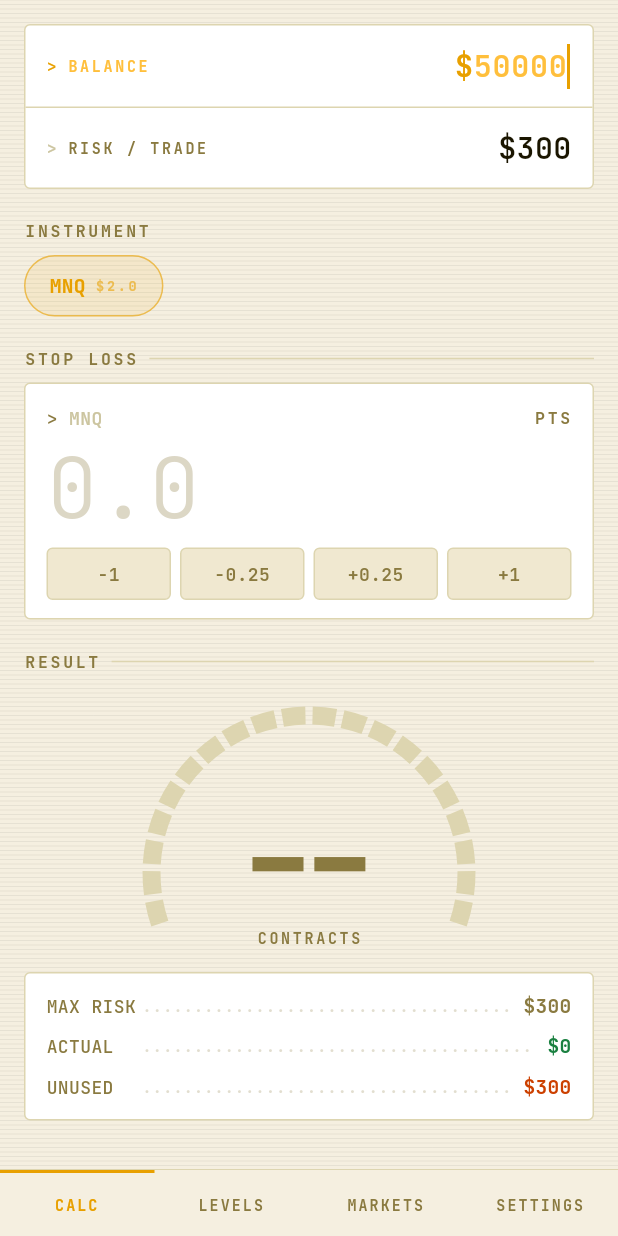
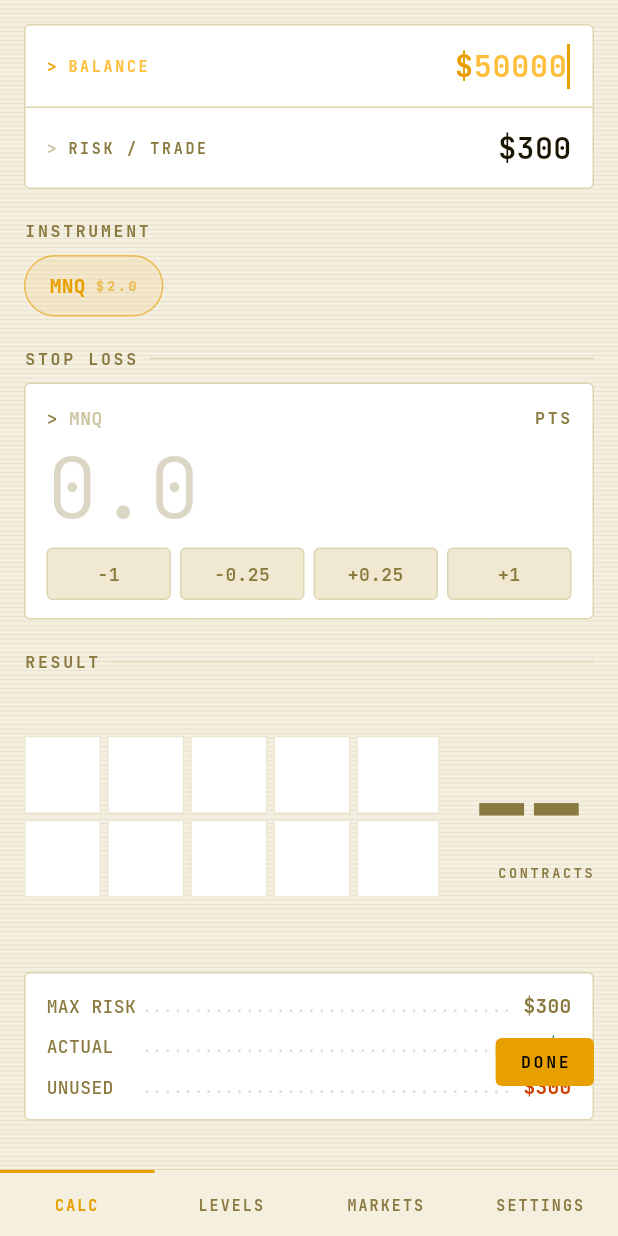
Before and after one commit to Ledian63S/quanta, a Flutter app: the screen it shows after launch, after a tap on an icon or button, on a phone screen of 412 x 824 dp. Run offline on Flutter 3.47's test engine with Material 3 defaults, Android fonts, the light colour scheme and no system bars; our stand-ins replace google_fonts, shared_preferences.

Commit message:
Replace arc gauge with brick gauge (2×5 grid), UX fixes: DONE button, settings sync, watchlist swipe-to-remove, levels nav

```diff
--- a/lib/screens/calculator_screen.dart
+++ b/lib/screens/calculator_screen.dart
@@ -34,6 +34,22 @@ class _CalculatorScreenState extends State<CalculatorScreen> {
   }
 
   @override
+  void didChangeDependencies() {
+    super.didChangeDependencies();
+    final state = context.read<QuantaState>();
+    if (!_balanceFocused) {
+      final expected = state.accountBalance.toStringAsFixed(0);
+      if (_balanceController.text != expected) _balanceController.text = expected;
+    }
+    if (!_riskFocused) {
+      final expected = state.riskIsPercent
+          ? state.riskPercent.toStringAsFixed(1)
+          : state.effectiveRisk.toStringAsFixed(0);
+      if (_riskController.text != expected) _riskController.text = expected;
+    }
+  }
+
+  @override
   void dispose() {
     _slController.dispose();
     _riskController.dispose();
@@ -48,18 +64,6 @@ class _CalculatorScreenState extends State<CalculatorScreen> {
   Widget build(BuildContext context) {
     final state = context.watch<QuantaState>();
     final keyboardHeight = MediaQuery.of(context).viewInsets.bottom;
-
-    // Sync controllers from state when not actively editing
-    if (!_balanceFocused) {
-      final expected = state.accountBalance.toStringAsFixed(0);
-      if (_balanceController.text != expected) _balanceController.text = expected;
-    }
-    if (!_riskFocused) {
-      final expected = state.riskIsPercent
-          ? state.riskPercent.toStringAsFixed(1)
-          : state.effectiveRisk.toStringAsFixed(0);
-      if (_riskController.text != expected) _riskController.text = expected;
-    }
 
     return Stack(children: [
       Positioned.fill(
@@ -122,17 +126,20 @@ class _CalculatorScreenState extends State<CalculatorScreen> {
         ),
       ),
 
-      // Done button
-      if (keyboardHeight > 0)
+      // Done button — shows whenever a field is focused, floats above keyboard
       Positioned(
-          bottom: keyboardHeight + 12, right: 16,
+        bottom: keyboardHeight > 0 ? keyboardHeight + 12 : 100,
+        right: 16,
         child: AnimatedOpacity(
           duration: const Duration(milliseconds: 150),
           opacity: (_slFocused || _riskFocused || _balanceFocused) ? 1.0 : 0.0,
           child: IgnorePointer(
             ignoring: !(_slFocused || _riskFocused || _balanceFocused),
             child: Clickable(
-                onTap: () => FocusManager.instance.primaryFocus?.unfocus(),
+              onTap: () {
+                HapticFeedback.selectionClick();
+                FocusManager.instance.primaryFocus?.unfocus();
+              },
               child: Container(
                 padding: const EdgeInsets.symmetric(horizontal: 16, vertical: 8),
                 decoration: BoxDecoration(
@@ -226,6 +233,14 @@ class _AccountRowState extends State<_AccountRow> {
   }
 
   @override
+  void didUpdateWidget(_AccountRow old) {
+    super.didUpdateWidget(old);
+    if (old.isPercent != widget.isPercent) {
+      HapticFeedback.selectionClick();
+    }
+  }
+
+  @override
   void dispose() {
     widget.focusNode.removeListener(_onFocusChange);
     super.dispose();
@@ -285,9 +300,13 @@ class _AccountRowState extends State<_AccountRow> {
               Text('%', style: AppText.mono(size: 20, weight: FontWeight.w600,
                   color: AppColors.accent)),
           ] else
-            Text(displayText,
+            AnimatedSwitcher(
+              duration: const Duration(milliseconds: 200),
+              child: Text(displayText,
+                key: ValueKey(displayText),
                 style: AppText.mono(size: 20, weight: FontWeight.w600,
                     color: AppColors.text)),
+            ),
         ]),
       ),
     );
@@ -493,12 +512,9 @@ class _ResultPanel extends StatelessWidget {
             margin: const EdgeInsets.fromLTRB(16, 0, 16, 100),
           ));
         } : null,
-        child: Center(
-          child: RiskGauge(
-            actual: hasData ? state.actualRisk : 0,
-            max: hasData ? state.effectiveRisk : 0,
+        child: PacManGauge(
           contracts: hasData ? state.contracts : 0,
-          ),
+          hasData: hasData,
         ),
       ),
 
@@ -582,10 +598,6 @@ class _ReadoutRow extends StatelessWidget {
           style: AppText.mono(size: 13, weight: FontWeight.w700, color: color),
         ),
       ),
-      if (onTap != null) ...[
-        const SizedBox(width: 6),
-        Text('⎘', style: AppText.mono(size: 10, color: AppColors.subtle)),
-      ],
     ]);
     if (onTap == null) return row;
     return GestureDetector(onTap: onTap, child: row);
--- a/lib/screens/instruments_screen.dart
+++ b/lib/screens/instruments_screen.dart
@@ -32,8 +32,9 @@ class InstrumentsScreen extends StatelessWidget {
               const SizedBox(width: 8),
               Expanded(child: Container(height: 1, color: AppColors.border)),
               const SizedBox(width: 8),
-              Text('DRAG · SWIPE TO REMOVE',
-                  style: AppText.mono(size: 9, color: AppColors.subtle)),
+              if (state.favoriteInstruments.length > 1)
+                Text('DRAG · SWIPE TO REMOVE',
+                    style: AppText.mono(size: 9, color: AppColors.subtle)),
             ]),
             const SizedBox(height: 10),
             ReorderableListView.builder(
@@ -176,6 +177,18 @@ class _WatchlistItem extends StatelessWidget {
     return Dismissible(
       key: ValueKey('dismiss_${instrument.ticker}'),
       direction: DismissDirection.endToStart,
+      confirmDismiss: isSelected ? (_) async {
+        ScaffoldMessenger.of(context).showSnackBar(SnackBar(
+          content: Text('SWITCH INSTRUMENT FIRST',
+              style: AppText.label(color: Colors.black)),
+          backgroundColor: AppColors.orange,
+          duration: const Duration(milliseconds: 1500),
+          behavior: SnackBarBehavior.floating,
+          shape: RoundedRectangleBorder(borderRadius: BorderRadius.circular(4)),
+          margin: const EdgeInsets.fromLTRB(16, 0, 16, 100),
+        ));
+        return false;
+      } : null,
       onDismissed: (_) {
         HapticFeedback.mediumImpact();
         onRemove!();
--- a/lib/screens/settings_screen.dart
+++ b/lib/screens/settings_screen.dart
@@ -40,7 +40,9 @@ class _SettingsScreenState extends State<SettingsScreen> {
   @override
   Widget build(BuildContext context) {
     final state = context.watch<QuantaState>();
-    return SafeArea(
+    final keyboardHeight = MediaQuery.of(context).viewInsets.bottom;
+    return Stack(children: [
+      SafeArea(
       child: SingleChildScrollView(
         padding: const EdgeInsets.fromLTRB(16, 16, 16, 100),
         child: Column(crossAxisAlignment: CrossAxisAlignment.start, children: [
@@ -162,7 +164,34 @@ class _SettingsScreenState extends State<SettingsScreen> {
           ),
         ]),
       ),
-    );
+    ),
+      // Done button
+      Positioned(
+        bottom: keyboardHeight > 0 ? keyboardHeight + 12 : 100,
+        right: 16,
+        child: AnimatedOpacity(
+          duration: const Duration(milliseconds: 150),
+          opacity: keyboardHeight > 0 ? 1.0 : 0.0,
+          child: IgnorePointer(
+            ignoring: keyboardHeight == 0,
+            child: Clickable(
+              onTap: () {
+                HapticFeedback.selectionClick();
+                FocusManager.instance.primaryFocus?.unfocus();
+              },
+              child: Container(
+                padding: const EdgeInsets.symmetric(horizontal: 16, vertical: 8),
+                decoration: BoxDecoration(
+                  color: AppColors.accent,
+                  borderRadius: BorderRadius.circular(4),
+                ),
+                child: Text('DONE', style: AppText.label(color: Colors.black)),
+              ),
+            ),
+          ),
+        ),
+      ),
+    ]);
   }
 }
 
--- a/lib/theme/app_theme.dart
+++ b/lib/theme/app_theme.dart
@@ -114,153 +114,152 @@ class _TerminalNumberState extends State<TerminalNumber>
   }
 }
 
-// ── Risk arc gauge ─────────────────────────────────────────────────────────
-class RiskGauge extends StatefulWidget {
-  final double actual;
-  final double max;
+// ── Brick gauge — 2 rows × 5 cols ──────────────────────────────────────────
+class PacManGauge extends StatelessWidget {
   final int contracts;
-  const RiskGauge({super.key, required this.actual,
-      required this.max, required this.contracts});
-  @override
-  State<RiskGauge> createState() => _RiskGaugeState();
-}
-
-class _RiskGaugeState extends State<RiskGauge>
-    with SingleTickerProviderStateMixin {
-  late AnimationController _pulseCtrl;
-  late Animation<double> _pulse;
-
-  @override
-  void initState() {
-    super.initState();
-    _pulseCtrl = AnimationController(
-        vsync: this, duration: const Duration(milliseconds: 350));
-    _pulse = Tween(begin: 0.0, end: 1.0).animate(
-        CurvedAnimation(parent: _pulseCtrl, curve: Curves.easeOut));
-  }
-
-  @override
-  void didUpdateWidget(RiskGauge old) {
-    super.didUpdateWidget(old);
-    if (old.contracts != widget.contracts && widget.contracts > 0) {
-      _pulseCtrl.forward(from: 0).then((_) => _pulseCtrl.reverse());
-    }
-  }
-
-  @override
-  void dispose() { _pulseCtrl.dispose(); super.dispose(); }
+  final bool hasData;
+  static const _cols = 5;
+  static const _maxBricks = 10; // 2 rows × 5 cols
+  const PacManGauge({super.key, required this.contracts, required this.hasData});
 
   @override
   Widget build(BuildContext context) {
-    final ratio = widget.max > 0
-        ? (widget.actual / widget.max).clamp(0.0, 1.0) : 0.0;
-    // The arc (160°→20° clockwise through top) in a 250×250 canvas:
-    //   - top of arc (270° = 12 o'clock): y ≈ 20
-    //   - arc endpoints: y ≈ 161
-    //   - number center: y = 125
-    // Crop the bottom ~75px of empty space via ClipRect+OverflowBox,
-    // so the CustomPaint always paints with correct 250×250 geometry.
-    return ClipRect(
-      child: SizedBox(
-        width: 250,
+    final filled = hasData ? contracts.clamp(0, _maxBricks) : 0;
+    final overflow = hasData && contracts > _maxBricks ? contracts - _maxBricks : 0;
+
+    // Build a row of 5 bricks; offset shifts which global index they start at
+    Widget brickRow(int offset) => Row(
+      children: List.generate(_cols, (col) {
+        final idx = offset + col; // global brick index 0–9
+        return Expanded(
+          child: Padding(
+            padding: EdgeInsets.only(right: col < _cols - 1 ? 4 : 0),
+            child: _Brick(on: idx < filled, index: idx),
+          ),
+        );
+      }),
+    );
+
+    return SizedBox(
       height: 175,
-        child: OverflowBox(
-          maxWidth: 250,
-          maxHeight: 250,
-          alignment: Alignment.topCenter,
-          child: SizedBox(
-            width: 250,
-            height: 250,
-            child: Stack(
-              alignment: Alignment.center,
+      child: Row(
+        crossAxisAlignment: CrossAxisAlignment.center,
         children: [
-                TweenAnimationBuilder<double>(
-                  tween: Tween(begin: 0, end: ratio),
-                  duration: const Duration(milliseconds: 500),
-                  curve: Curves.easeOut,
-                  builder: (_, r, __) => AnimatedBuilder(
-                    animation: _pulse,
-                    builder: (_, __) => CustomPaint(
-                      size: const Size(250, 250),
-                      painter: _GaugePainter(ratio: r, pulse: _pulse.value),
+          // 2×5 brick grid on the left
+          Expanded(
+            child: Column(
+              mainAxisSize: MainAxisSize.min,
+              children: [
+                brickRow(5), // top row: bricks 5–9
+                const SizedBox(height: 4),
+                brickRow(0), // bottom row: bricks 0–4
+                if (overflow > 0) ...[
+                  const SizedBox(height: 6),
+                  Align(
+                    alignment: Alignment.centerLeft,
+                    child: Text('+$overflow',
+                        style: AppText.mono(size: 9, color: AppColors.accent)),
                   ),
-                  ),
-                ),
-                Column(mainAxisSize: MainAxisSize.min, children: [
-                  TerminalNumber(value: widget.contracts, size: 82,
-                      color: AppColors.accent),
-                  const SizedBox(height: 4),
-                  Text('CONTRACTS',
-                      style: AppText.label(size: 10, color: AppColors.muted)),
-                ]),
+                ],
               ],
             ),
           ),
+          const SizedBox(width: 16),
+          // Contract count on the right
+          Column(
+            mainAxisSize: MainAxisSize.min,
+            crossAxisAlignment: CrossAxisAlignment.end,
+            children: [
+              TerminalNumber(
+                  value: contracts, size: 72, color: AppColors.accent),
+              const SizedBox(height: 2),
+              Text('CONTRACTS',
+                  style: AppText.label(size: 9, color: AppColors.muted)),
+            ],
           ),
+        ],
       ),
     );
   }
 }
 
-class _GaugePainter extends CustomPainter {
-  final double ratio;
-  final double pulse;
-  _GaugePainter({required this.ratio, this.pulse = 0});
-
-  static const _start = 160 * pi / 180;
-  static const _sweep = 220 * pi / 180;
-
-  static const _numSegs = 20;
-  static const _gapSweep = 0.045;
+class _Brick extends StatelessWidget {
+  final bool on;
+  final int index;
+  const _Brick({required this.on, required this.index});
 
   @override
-  void paint(Canvas canvas, Size size) {
-    final center = Offset(size.width / 2, size.height / 2);
-    final radius = size.width * 0.42;
-    final rect = Rect.fromCircle(center: center, radius: radius);
-
-    const segSweep = (_sweep - _numSegs * _gapSweep) / _numSegs;
-    final filledSegs = (ratio * _numSegs).round().clamp(0, _numSegs);
-    final arcColor = _riskColor(ratio);
-
-    // Glow behind filled segments (single pass for performance)
-    if (filledSegs > 0 && ratio > 0.01) {
-      final glowSweep = filledSegs * (segSweep + _gapSweep) - _gapSweep;
-      canvas.drawArc(rect, _start, glowSweep, false,
-        Paint()
-          ..color = arcColor.withValues(alpha: 0.18 + pulse * 0.3)
-          ..style = PaintingStyle.stroke
-          ..strokeWidth = 28 + pulse * 14
-          ..strokeCap = StrokeCap.butt
-          ..maskFilter = const MaskFilter.blur(BlurStyle.normal, 10),
+  Widget build(BuildContext context) {
+    return SizedBox(
+      height: 52,
+      child: Stack(
+        fit: StackFit.expand,
+        children: [
+          // Empty shell — always visible, sharp corners
+          Container(
+            decoration: BoxDecoration(
+              color: AppColors.card,
+              border: Border.all(
+                color: AppColors.border.withValues(alpha: 0.6),
+                width: 1,
+              ),
+            ),
+          ),
+          // Filled brick — scales + fades in, staggered by index
+          TweenAnimationBuilder<double>(
+            tween: Tween(begin: 0, end: on ? 1.0 : 0.0),
+            duration: Duration(milliseconds: 90 + index * 28),
+            curve: Curves.easeOut,
+            builder: (_, t, __) {
+              if (t < 0.01) return const SizedBox.shrink();
+              return Opacity(
+                opacity: t,
+                child: Transform.scale(
+                  scale: 0.72 + 0.28 * t,
+                  child: Container(
+                    decoration: BoxDecoration(
+                      color: AppColors.accent,
+                      boxShadow: [
+                        BoxShadow(
+                          color: AppColors.accent.withValues(alpha: 0.45 * t),
+                          blurRadius: 10,
+                          spreadRadius: 1,
+                        ),
+                      ],
+                    ),
+                    child: CustomPaint(painter: _BrickFacePainter()),
+                  ),
+                ),
               );
-    }
-
-    // Draw each segment
-    for (int i = 0; i < _numSegs; i++) {
-      final segStart = _start + i * (segSweep + _gapSweep) + _gapSweep / 2;
-      final filled = i < filledSegs;
-      canvas.drawArc(rect, segStart, segSweep, false,
-        Paint()
-          ..color = filled ? arcColor : AppColors.border
-          ..style = PaintingStyle.stroke
-          ..strokeWidth = 12
-          ..strokeCap = StrokeCap.butt,
+            },
+          ),
+        ],
+      ),
     );
   }
 }
 
-  static Color _riskColor(double r) {
-    if (r < 0.7) return AppColors.accent;
-    final t = ((r - 0.7) / 0.3).clamp(0.0, 1.0);
-    return Color.lerp(AppColors.accent, AppColors.orange, t)!;
+class _BrickFacePainter extends CustomPainter {
+  @override
+  void paint(Canvas canvas, Size size) {
+    final w = size.width;
+    final h = size.height;
+    // Top highlight
+    canvas.drawRect(Rect.fromLTWH(0, 0, w, 3),
+        Paint()..color = Colors.white.withValues(alpha: 0.30));
+    // Left highlight
+    canvas.drawRect(Rect.fromLTWH(0, 0, 3, h),
+        Paint()..color = Colors.white.withValues(alpha: 0.16));
+    // Bottom shadow
+    canvas.drawRect(Rect.fromLTWH(0, h - 3, w, 3),
+        Paint()..color = Colors.black.withValues(alpha: 0.28));
+    // Right shadow
+    canvas.drawRect(Rect.fromLTWH(w - 3, 0, 3, h),
+        Paint()..color = Colors.black.withValues(alpha: 0.18));
   }
 
   @override
-  bool shouldRepaint(_GaugePainter old) =>
-      old.ratio != ratio || old.pulse != pulse || old._isDark != _isDark;
-
-  final bool _isDark = AppColors.isDark;
+  bool shouldRepaint(covariant CustomPainter old) => false;
 }
 
 // ── Dot leader ─────────────────────────────────────────────────────────────
```
Lines whose indentation alone changed are shown as unchanged.
